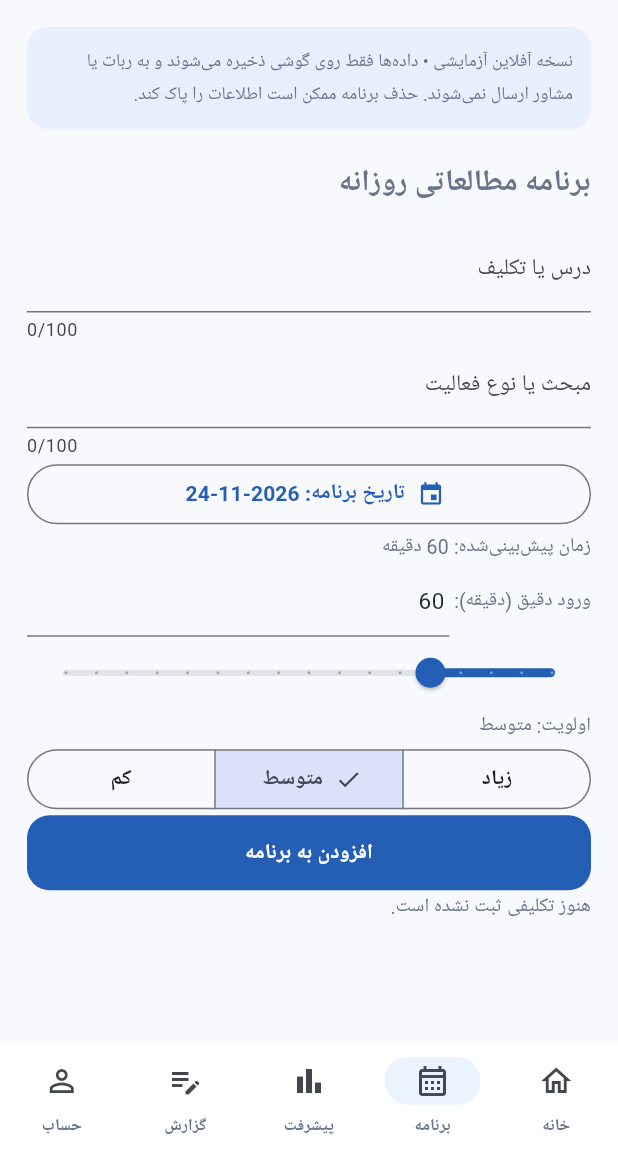
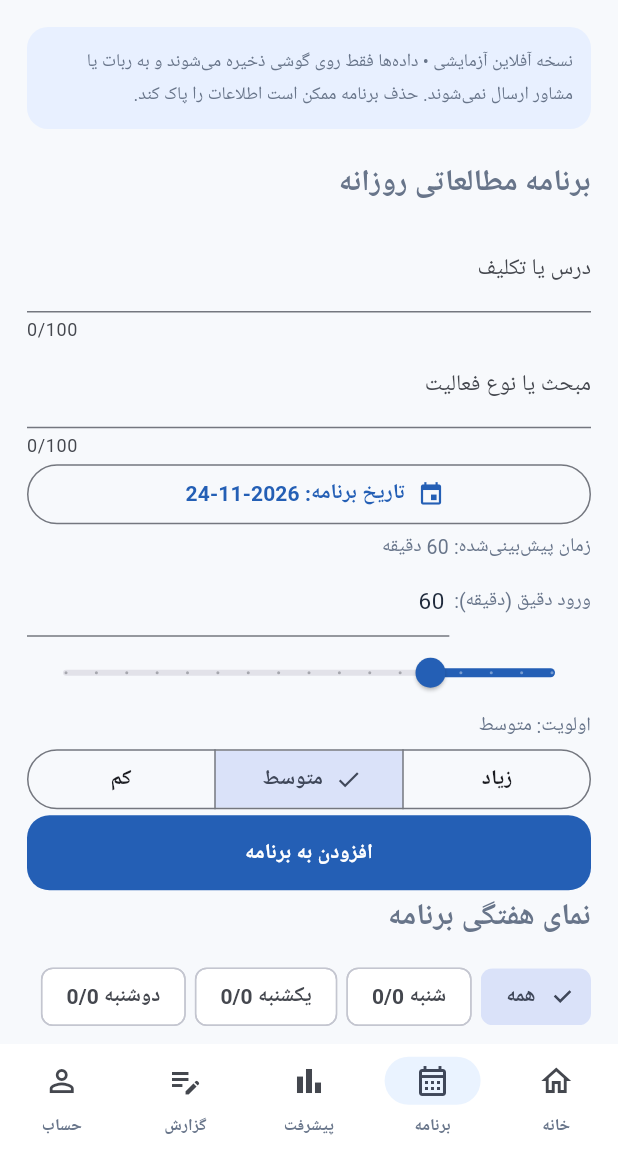
Before and after one commit to mohsentsani-eng/telegram-bot, a Flutter app: the ApexDemoScreen screen opened directly, item 2 of the bottom bar chosen, on a phone screen of 412 x 824 dp, the part 84-1236 px from its top. Run offline on Flutter 3.47's test engine with Material 3 defaults, Android fonts, the phone set to English and light mode, and no system bars; our stand-ins replace flutter_secure_storage, shared_preferences; accounts and stored records are empty; Roboto replaces fonts that are missing (Vazirmatn).

Commit message:
feat(mobile): Saturday-first weekly task overview and daily filters

```diff
--- a/mobile_app/lib/screens/apex_demo_screen.dart
+++ b/mobile_app/lib/screens/apex_demo_screen.dart
@@ -18,6 +18,7 @@ class _ApexDemoScreenState extends State<ApexDemoScreen> {
   int? linkedTaskIndex;
   int? editingTaskIndex;
   int planFormVersion = 0;
+  String? filterDay;
   bool completeLinkedTask = false;
   int reportFormVersion = 0;
   DateTime selectedDate = DateTime.now();
@@ -147,8 +148,22 @@ class _ApexDemoScreenState extends State<ApexDemoScreen> {
     if (editingTaskIndex != null) TextButton(onPressed: () => setState(() {
       editingTaskIndex = null; taskController.clear(); topicController.clear(); planFormVersion++;
     }), child: const Text('انصراف از ویرایش')),
-    if (tasks.isEmpty) const Text('هنوز تکلیفی ثبت نشده است.'),
-    ...tasks.asMap().entries.map((entry) => Card(child: Column(children: [CheckboxListTile(
+    heading('نمای هفتگی برنامه'),
+    Wrap(spacing: 6, runSpacing: 6, children: [
+      ChoiceChip(label: const Text('همه'), selected: filterDay == null, onSelected: (_) => setState(() => filterDay = null)),
+      ...List.generate(7, (i) {
+        final now = DateTime.now();
+        final day = DateTime(now.year, now.month, now.day - (now.weekday + 1) % 7 + i);
+        final date = day.toIso8601String().substring(0, 10);
+        final count = tasks.where((t) => t['date'] == date).length;
+        final done = tasks.where((t) => t['date'] == date && t['done'] == true).length;
+        final label = ['شنبه','یکشنبه','دوشنبه','سه‌شنبه','چهارشنبه','پنجشنبه','جمعه'][i];
+        return ChoiceChip(label: Text('$label $done/$count'), selected: filterDay == date,
+          onSelected: (_) => setState(() => filterDay = date));
+      }),
+    ]),
+    if (!tasks.any((t) => filterDay == null || t['date'] == filterDay)) const Text('برای این بازه تکلیفی ثبت نشده است.'),
+    ...tasks.asMap().entries.where((entry) => filterDay == null || entry.value['date'] == filterDay).map((entry) => Card(child: Column(children: [CheckboxListTile(
       title: Text(entry.value['title'] as String),
       subtitle: Text(entry.value['date'].toString() +
         ' • ' + (entry.value['topic'] ?? '').toString() +
```
